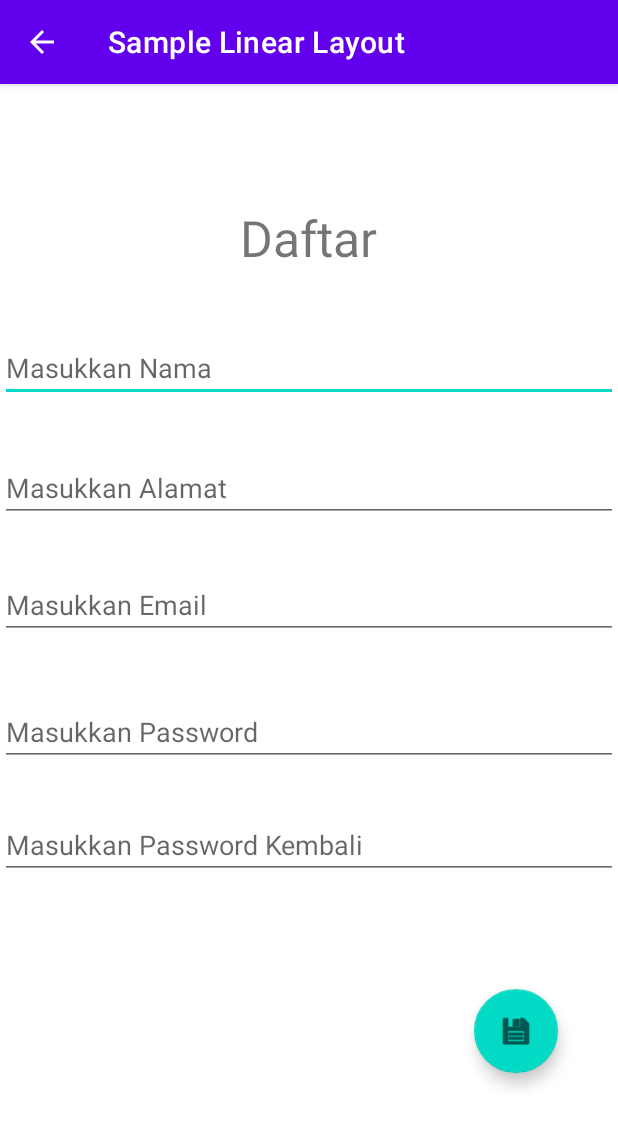
After one commit to AndyF8/Sample_Linear_Layout, an Android app: the Activityempat screen opened directly, with no data from a screen before it, on a phone screen of 412 x 824 dp. The commit adds this screen. Shown: the top 1127 px of the screen. Run offline under Robolectric (Android 15) with nearby library versions, the phone set to English and light mode, and no system bars.

Commit message:
commit 2

```diff
--- a/app/src/main/AndroidManifest.xml
+++ b/app/src/main/AndroidManifest.xml
@@ -9,6 +9,8 @@
         android:roundIcon="@mipmap/ic_launcher_round"
         android:supportsRtl="true"
         android:theme="@style/Theme.SampleLinearLayout">
+        <activity android:name=".Activityempat"
+            android:parentActivityName=".MainActivity"></activity>
         <activity
             android:name=".MainActivity"
             android:exported="true">
@@ -32,6 +34,8 @@
             android:label="@string/label2">
 
         </activity>
+
+
     </application>
 
 </manifest>
--- /dev/null
+++ b/app/src/main/java/com/example/samplelinearlayout/Activityempat.java
@@ -0,0 +1,85 @@
+package com.example.samplelinearlayout;
+
+import android.content.Intent;
+import android.os.Bundle;
+import android.view.View;
+import android.widget.EditText;
+import android.widget.Toast;
+
+import androidx.appcompat.app.AppCompatActivity;
+
+import com.google.android.material.floatingactionbutton.FloatingActionButton;
+import com.google.android.material.snackbar.Snackbar;
+
+public class Activityempat extends  AppCompatActivity {
+
+    //Deklarasi variabel dengan tipe data editText
+    EditText edtNama, edtAlamat, edtEmail, edtPassword, edtrepass;
+
+    //Deklarasi variabel dengan tipe data floating Action Buttom
+    FloatingActionButton fab;
+
+
+
+
+    @Override
+    protected void  onCreate(Bundle savedInstanceState) {
+        super.onCreate(savedInstanceState);
+        setContentView(R.layout.activity_s);
+
+        edtNama = findViewById(R.id.edNama);
+        edtAlamat = findViewById(R.id.edAlamat);
+        edtEmail = findViewById(R.id.edemail);
+        edtPassword = findViewById(R.id.edPass);
+        edtrepass = findViewById(R.id.edrepass);
+        fab = findViewById(R.id.fabsimpan);
+
+
+        //Membuat method untuk event dari floating button
+        fab.setOnClickListener(new View.OnClickListener() {
+
+            @Override
+            public void onClick(View view) {
+                //Membuat kondisi untuk mengecek apakah EditText kosong atau tidak
+                if (edtNama.getText().toString().isEmpty() ||
+                        edtAlamat.getText().toString().isEmpty() ||
+                        edtEmail.getText().toString().isEmpty() ||
+                        edtPassword.getText().toString().isEmpty() ||
+                        edtrepass.getText().toString().isEmpty())
+                {
+                    //Menampilkan pesan notifikasi jika seluruh EditText wajib diisi
+                    Snackbar.make(view, "Seluruh data wajib diisi !", Snackbar.LENGTH_LONG).show();
+
+
+                }
+                else
+                {
+                    //Membuat kondisi untuk mengecek apakah isi dari EditText password dan EditText repassword
+                    //sama atau tidak
+                    if (edtPassword.getText().toString().equals(edtrepass.getText().toString()))
+                    {
+
+                        //Menampilkan pesan notifikasi jika pendaftaran berhasil
+                        Toast.makeText(getApplicationContext(), "Pendaftaran Berhasil",
+                                Toast.LENGTH_LONG).show();
+
+                        //Method untuk kembali ke Main activity
+                        Intent i = new Intent(getApplicationContext(), MainActivity.class);
+                        startActivity(i);
+                    }
+                    else
+                    {
+                        //Menampilkan pesan bahwa isi dari EditText password dan EditText repassword
+                        //tidak sama
+                        Snackbar.make(view, "Password harus sama",
+                                Snackbar.LENGTH_LONG).show();
+                    }
+
+
+                }
+
+
+            }
+        });
+    }
+}
--- a/app/src/main/java/com/example/samplelinearlayout/MainActivity.java
+++ b/app/src/main/java/com/example/samplelinearlayout/MainActivity.java
@@ -1,9 +1,12 @@
 package com.example.samplelinearlayout;
 
+import androidx.annotation.NonNull;
 import androidx.appcompat.app.AppCompatActivity;
 
 import android.content.Intent;
 import android.os.Bundle;
+import android.view.Menu;
+import android.view.MenuItem;
 import android.view.View;
 import android.widget.Button;
 import android.widget.EditText;
@@ -86,4 +89,27 @@ public class MainActivity extends AppCompatActivity {
         });
 
     }
+    @Override
+    public boolean onCreateOptionsMenu(Menu menu) {
+        //Method untuk menampilkan menu
+        getMenuInflater().inflate(R.menu.apalis, menu);
+        return super.onCreateOptionsMenu(menu);
+    }
+
+    @Override
+    public boolean onOptionsItemSelected(MenuItem item) {
+
+        //Membuat kondisi jika yang dipilih adalah id mnDaftar
+        if (item.getItemId() == R.id.mnDaftar)
+        {
+            //Method untuk memanggil activity "ActivityEmpat"
+            Intent i = new Intent(getApplicationContext(), Activityempat.class);
+            startActivity(i);
+        }
+        return super.onOptionsItemSelected(item);
+    }
+
+
+
+
 }
--- /dev/null
+++ b/app/src/main/res/layout/activity_s.xml
@@ -0,0 +1,109 @@
+<?xml version="1.0" encoding="utf-8"?>
+<androidx.constraintlayout.widget.ConstraintLayout xmlns:android="http://schemas.android.com/apk/res/android"
+    xmlns:tools="http://schemas.android.com/tools"
+    android:layout_width="match_parent"
+    android:layout_height="match_parent"
+    xmlns:app="http://schemas.android.com/apk/res-auto">
+
+    <TextView
+        android:id="@+id/textView"
+        android:layout_width="wrap_content"
+        android:layout_height="wrap_content"
+        android:layout_marginTop="80dp"
+        android:text="@string/lDaftar"
+        android:textSize="15pt"
+        app:layout_constraintBaseline_toBottomOf="parent"
+        app:layout_constraintEnd_toEndOf="parent"
+        app:layout_constraintHorizontal_bias="0.498"
+        app:layout_constraintStart_toStartOf="parent"
+        app:layout_constraintTop_toTopOf="parent" />
+
+    <EditText
+        android:id="@+id/edNama"
+        android:layout_width="match_parent"
+        android:layout_height="wrap_content"
+        android:ems="10"
+        android:hint="@string/enama"
+        android:inputType="textPersonName"
+        app:layout_constraintBottom_toBottomOf="parent"
+        app:layout_constraintEnd_toEndOf="parent"
+        app:layout_constraintHorizontal_bias="0.079"
+        app:layout_constraintStart_toStartOf="parent"
+        app:layout_constraintTop_toBottomOf="@+id/textView"
+        app:layout_constraintVertical_bias="0.07"
+        tools:ignore="TouchTargetSizeCheck" />
+
+    <EditText
+        android:id="@+id/edAlamat"
+        android:layout_width="match_parent"
+        android:layout_height="wrap_content"
+        android:ems="10"
+        android:hint="@string/ealamat"
+        android:inputType="textMultiLine|textImeMultiLine"
+        app:layout_constraintBottom_toBottomOf="parent"
+        app:layout_constraintEnd_toEndOf="parent"
+        app:layout_constraintHorizontal_bias="0.0"
+        app:layout_constraintStart_toStartOf="parent"
+        app:layout_constraintTop_toBottomOf="@+id/edNama"
+        app:layout_constraintVertical_bias="0.068"
+        tools:ignore="TouchTargetSizeCheck,TouchTargetSizeCheck" />
+
+    <EditText
+        android:id="@+id/edemail"
+        android:layout_width="match_parent"
+        android:layout_height="wrap_content"
+        android:ems="10"
+        android:hint="@string/eemail"
+        android:inputType="textEmailAddress"
+        app:layout_constraintBottom_toBottomOf="parent"
+        app:layout_constraintEnd_toEndOf="parent"
+        app:layout_constraintHorizontal_bias="0.079"
+        app:layout_constraintStart_toStartOf="parent"
+        app:layout_constraintTop_toBottomOf="@+id/edAlamat"
+        app:layout_constraintVertical_bias="0.076"
+        tools:ignore="TouchTargetSizeCheck" />
+
+    <EditText
+        android:id="@+id/edPass"
+        android:layout_width="match_parent"
+        android:layout_height="wrap_content"
+        android:ems="10"
+        android:hint="@string/epass"
+        android:inputType="textPassword"
+        app:layout_constraintBottom_toBottomOf="parent"
+        app:layout_constraintEnd_toEndOf="parent"
+        app:layout_constraintHorizontal_bias="0.079"
+        app:layout_constraintStart_toStartOf="parent"
+        app:layout_constraintTop_toBottomOf="@+id/edemail"
+        app:layout_constraintVertical_bias="0.112"
+        tools:ignore="TouchTargetSizeCheck" />
+
+    <EditText
+        android:id="@+id/edrepass"
+        android:layout_width="match_parent"
+        android:layout_height="wrap_content"
+        android:ems="10"
+        android:hint="@string/erepass"
+        android:inputType="textPassword"
+        app:layout_constraintBottom_toBottomOf="parent"
+        app:layout_constraintEnd_toEndOf="parent"
+        app:layout_constraintHorizontal_bias="0.079"
+        app:layout_constraintStart_toStartOf="parent"
+        app:layout_constraintTop_toBottomOf="@+id/edPass"
+        app:layout_constraintVertical_bias="0.113"
+        tools:ignore="TouchTargetSizeCheck" />
+
+    <com.google.android.material.floatingactionbutton.FloatingActionButton
+        android:id="@+id/fabsimpan"
+        android:layout_width="wrap_content"
+        android:layout_height="wrap_content"
+        android:clickable="true"
+        app:layout_constraintBottom_toBottomOf="parent"
+        app:layout_constraintEnd_toEndOf="parent"
+        app:layout_constraintHorizontal_bias="0.887"
+        app:layout_constraintStart_toStartOf="parent"
+        app:layout_constraintTop_toBottomOf="@+id/edrepass"
+        app:layout_constraintVertical_bias="0.404"
+        app:srcCompat="@android:drawable/ic_menu_save"
+        tools:ignore="SpeakableTextPresentCheck" />
+</androidx.constraintlayout.widget.ConstraintLayout>
--- /dev/null
+++ b/app/src/main/res/menu/apalis.xml
@@ -0,0 +1,7 @@
+<?xml version="1.0" encoding="utf-8"?>
+<menu xmlns:app="http://schemas.android.com/apk/res-auto"
+    xmlns:android="http://schemas.android.com/apk/res/android">
+    <item
+        android:id="@+id/mnDaftar"
+        android:title="@string/mDaftar" />
+</menu>
--- a/app/src/main/res/values/strings.xml
+++ b/app/src/main/res/values/strings.xml
@@ -8,4 +8,11 @@
     <string name="txemail"> Ini hasi Email</string>
     <string name="txpassword">Ini hasil Password</string>
     <string name="label2">Login Berhasil</string>
+    <string name="mDaftar">Pendaftaran</string>
+    <string name="lDaftar">Daftar</string>
+    <string name="enama">Masukkan Nama</string>
+    <string name="eemail">Masukkan Email</string>
+    <string name="epass">Masukkan Password</string>
+    <string name="erepass">Masukkan Password Kembali</string>
+    <string name="ealamat">Masukkan Alamat</string>
 </resources>
```
